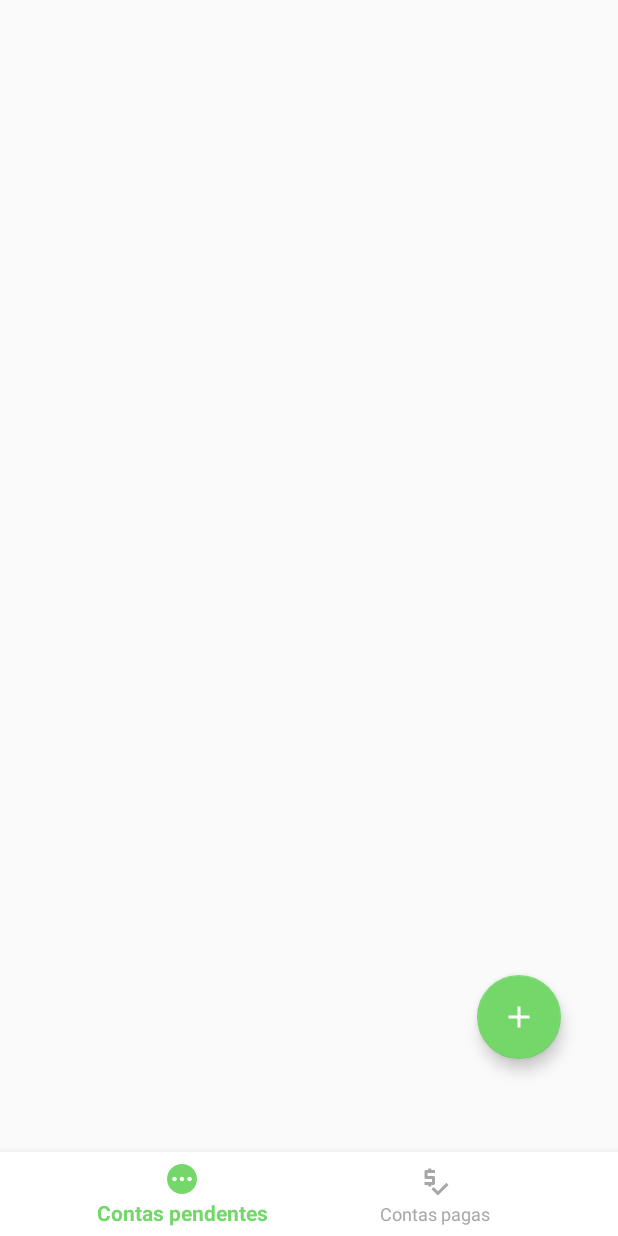
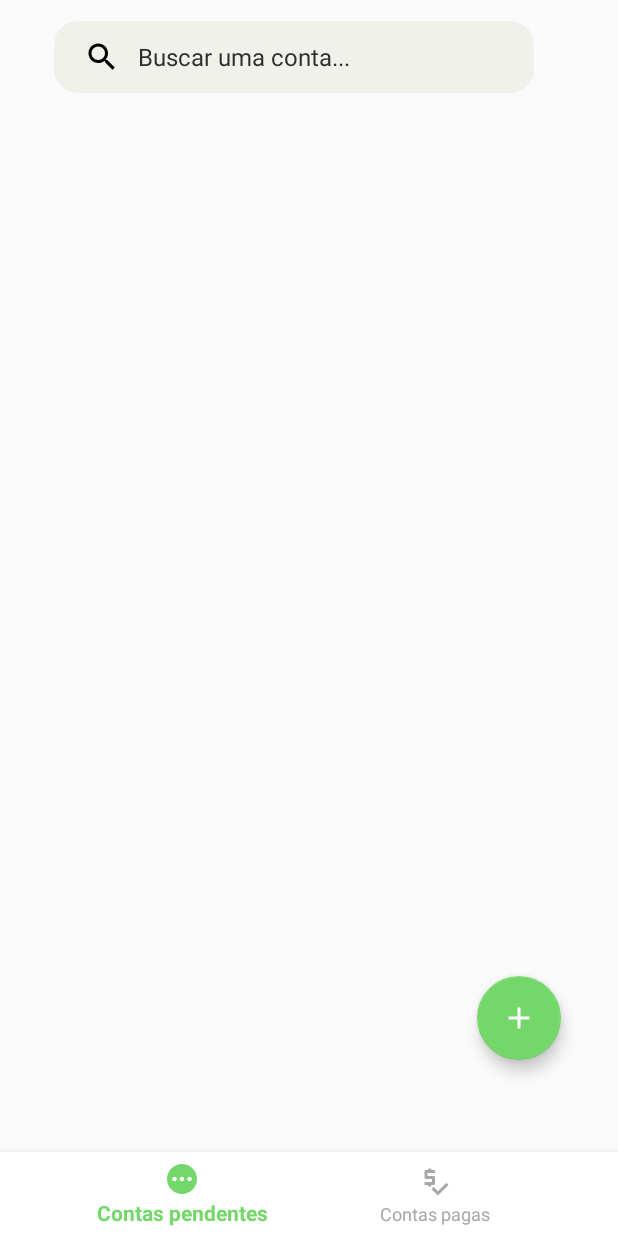
Before and after one commit to Keventon/copiadordecodigos, an Android app: the screen it shows after launch (ContasActivity), on a phone screen of 412 x 824 dp. Run offline under Robolectric (Android 15) with nearby library versions, the phone set to English and light mode, and no system bars.

Commit message:
novas atualizacoes

```diff
--- a/app/src/main/java/br/com/appco/copiadordecodigos/database/ContaDAO.java
+++ b/app/src/main/java/br/com/appco/copiadordecodigos/database/ContaDAO.java
@@ -2,7 +2,11 @@ package br.com.appco.copiadordecodigos.database;
 
 import android.content.ContentValues;
 import android.content.Context;
+import android.database.Cursor;
 import android.database.sqlite.SQLiteDatabase;
+
+import java.util.ArrayList;
+import java.util.List;
 
 import br.com.appco.copiadordecodigos.model.Conta;
 
@@ -26,4 +30,25 @@ public class ContaDAO {
 
         return db.insert("tb_conta", null, values);
     }
+
+    public List<Conta> listarContas() {
+        List<Conta> contas = new ArrayList<>();
+        Cursor cursor = db.query("tb_conta",
+                new String[]{"id", "codigo", "valor", "data_validade", "data_pagamento", "status", "descricao"},
+                null, null, null, null, null);
+
+        while (cursor.moveToNext()) {
+            Conta conta = new Conta();
+            conta.setId(cursor.getInt(0));
+            conta.setCodigo(cursor.getString(1));
+            conta.setValor(cursor.getDouble(2));
+            conta.setDataValidade(cursor.getString(3));
+            conta.setDataPagamento(cursor.getString(4));
+            conta.setStatus(cursor.getInt(5));
+            conta.setDescricao(cursor.getString(6));
+            contas.add(conta);
+        }
+
+        return contas;
+    }
 }
--- a/app/src/main/java/br/com/appco/copiadordecodigos/fragment/ContasPendentesFragment.java
+++ b/app/src/main/java/br/com/appco/copiadordecodigos/fragment/ContasPendentesFragment.java
@@ -5,25 +5,57 @@ import android.os.Bundle;
 
 import androidx.annotation.NonNull;
 import androidx.annotation.Nullable;
+import androidx.appcompat.widget.SearchView;
 import androidx.fragment.app.Fragment;
 
 import android.view.LayoutInflater;
 import android.view.View;
 import android.view.ViewGroup;
+import android.widget.ArrayAdapter;
+import android.widget.ListView;
+
+import java.util.ArrayList;
+import java.util.List;
+import java.util.Locale;
 
 import br.com.appco.copiadordecodigos.R;
 import br.com.appco.copiadordecodigos.activity.AdicionarContaActivity;
+import br.com.appco.copiadordecodigos.database.ContaDAO;
 import br.com.appco.copiadordecodigos.databinding.FragmentContasPendentesBinding;
+import br.com.appco.copiadordecodigos.model.Conta;
 
 public class ContasPendentesFragment extends Fragment {
+
+    private List<Conta> contas = new ArrayList<>();
+    private List<Conta> contasFiltradas = new ArrayList<>();
+    private ContaDAO dao;
 
     FragmentContasPendentesBinding binding;
 
     @Override
     public View onCreateView(LayoutInflater inflater, ViewGroup container,
                              Bundle savedInstanceState) {
-        // Inflate the layout for this fragment
+
         binding = FragmentContasPendentesBinding.inflate(inflater, container, false);
+
+        dao = new ContaDAO(getContext());
+        contas = dao.listarContas();
+        contasFiltradas.addAll(contas);
+        ArrayAdapter<Conta> adapter = new ArrayAdapter<>(getContext(), android.R.layout.simple_list_item_1, contasFiltradas);
+        binding.listContas.setAdapter(adapter);
+
+        binding.searchViewContasPendentes.setOnQueryTextListener(new SearchView.OnQueryTextListener() {
+            @Override
+            public boolean onQueryTextSubmit(String query) {
+                return false;
+            }
+
+            @Override
+            public boolean onQueryTextChange(String newText) {
+                buscarConta(newText);
+                return false;
+            }
+        });
 
         return binding.getRoot();
     }
@@ -37,6 +69,26 @@ public class ContasPendentesFragment extends Fragment {
         });
     }
 
+    public void buscarConta(String nome) {
+        contasFiltradas.clear();
+        for (Conta c : contas) {
+            if (c.getDescricao().toLowerCase().contains(nome.toLowerCase())) {
+                contasFiltradas.add(c);
+            }
+        }
+
+        binding.listContas.invalidateViews();
+    }
+
+    @Override
+    public void onResume() {
+        super.onResume();
+        contas = dao.listarContas();
+        contasFiltradas.clear();
+        contasFiltradas.addAll(contas);
+        binding.listContas.invalidateViews();
+    }
+
     @Override
     public void onDestroyView() {
         super.onDestroyView();
--- a/app/src/main/java/br/com/appco/copiadordecodigos/model/Conta.java
+++ b/app/src/main/java/br/com/appco/copiadordecodigos/model/Conta.java
@@ -96,4 +96,9 @@ public class Conta implements Serializable {
     public void setStatus(int status) {
         this.status = status;
     }
+
+    @Override
+    public String toString() {
+        return descricao;
+    }
 }
--- /dev/null
+++ b/app/src/main/res/drawable-v24/ic_pesquisar_24dp.xml
@@ -0,0 +1,6 @@
+<vector android:height="24dp" android:tint="@color/black"
+android:viewportHeight="24" android:viewportWidth="24"
+android:width="24dp" xmlns:android="http://schemas.android.com/apk/res/android">
+<path android:fillColor="@android:color/white"
+      android:pathData="M15.5,14h-0.79l-0.28,-0.27C15.41,12.59 16,11.11 16,9.5 16,5.91 13.09,3 9.5,3S3,5.91 3,9.5 5.91,16 9.5,16c1.61,0 3.09,-0.59 4.23,-1.57l0.27,0.28v0.79l5,4.99L20.49,19l-4.99,-5zM9.5,14C7.01,14 5,11.99 5,9.5S7.01,5 9.5,5 14,7.01 14,9.5 11.99,14 9.5,14z"/>
+</vector>
--- /dev/null
+++ b/app/src/main/res/drawable-v24/pesquisa_rounded.xml
@@ -0,0 +1,5 @@
+<?xml version="1.0" encoding="utf-8"?>
+<shape xmlns:android="http://schemas.android.com/apk/res/android" android:shape="rectangle">
+<solid android:color="@color/cinza_background"/>
+<corners android:radius="16dp"/>
+</shape>
--- a/app/src/main/res/layout/fragment_contas_pendentes.xml
+++ b/app/src/main/res/layout/fragment_contas_pendentes.xml
@@ -6,13 +6,36 @@
     android:layout_height="match_parent"
     tools:context=".fragment.ContasPendentesFragment">
 
-    <androidx.recyclerview.widget.RecyclerView
-        android:id="@+id/recyclerView"
+    <androidx.appcompat.widget.SearchView
+        android:id="@+id/searchViewContasPendentes"
+        android:layout_width="0dp"
+        android:layout_height="wrap_content"
+        android:layout_marginStart="36dp"
+        android:layout_marginRight="56dp"
+        android:background="@drawable/pesquisa_rounded"
+        android:focusable="false"
+        android:focusableInTouchMode="false"
+        android:keyboardNavigationCluster="false"
+        android:theme="@style/SearchViewTheme"
+        app:iconifiedByDefault="false"
+        app:layout_constraintBottom_toBottomOf="parent"
+        app:layout_constraintRight_toRightOf="parent"
+        app:layout_constraintStart_toStartOf="parent"
+        app:layout_constraintTop_toTopOf="parent"
+        app:layout_constraintVertical_bias="0.019"
+        app:queryBackground="@android:color/transparent"
+        app:queryHint="Buscar uma conta..."
+        app:searchIcon="@drawable/ic_pesquisar_24dp" />
+
+    <ListView
+        android:id="@+id/list_contas"
         android:layout_width="match_parent"
         android:layout_height="wrap_content"
+        android:layout_marginTop="56dp"
         app:layout_constraintEnd_toEndOf="parent"
+        app:layout_constraintHorizontal_bias="0.0"
         app:layout_constraintStart_toStartOf="parent"
-        app:layout_constraintTop_toTopOf="parent" />
+        app:layout_constraintTop_toBottomOf="@+id/searchViewContasPendentes" />
 
     <com.google.android.material.floatingactionbutton.FloatingActionButton
         android:id="@+id/floatingAddConta"
@@ -28,7 +51,7 @@
         app:layout_constraintEnd_toEndOf="parent"
         app:layout_constraintHorizontal_bias="0.935"
         app:layout_constraintStart_toStartOf="parent"
-        app:layout_constraintTop_toBottomOf="@+id/recyclerView"
+        app:layout_constraintTop_toBottomOf="@+id/list_contas"
         app:layout_constraintVertical_bias="0.997" />
 
 </androidx.constraintlayout.widget.ConstraintLayout>
--- a/app/src/main/res/values/themes.xml
+++ b/app/src/main/res/values/themes.xml
@@ -15,6 +15,13 @@
         <!-- Customize your theme here. -->
     </style>
 
+    <style name="SearchViewTheme">
+        <item name="colorControlNormal">@color/black</item>
+        <item name="android:textColorHint">#2E2E2D</item>
+        <item name="editTextColor">@color/black</item>
+        <item name="android:textSize">16sp</item>
+    </style>
+
     <style name="parent">
         <item name="android:layout_width">match_parent</item>
         <item name="android:layout_height">wrap_content</item>
```
